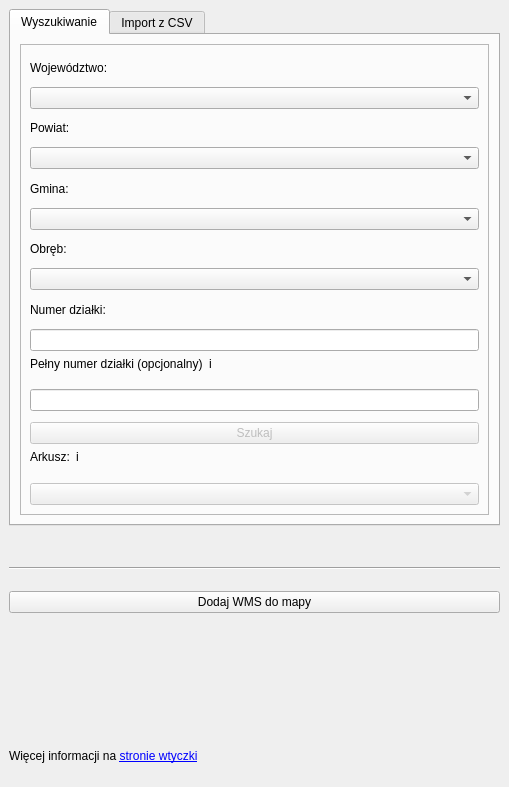
Before: the Qt Designer form wyszukiwarka-gugik-uldk/plugin_dockwidget_base.ui in gis-support/wyszukiwarka-gugik-uldk, drawn with Qt 5.
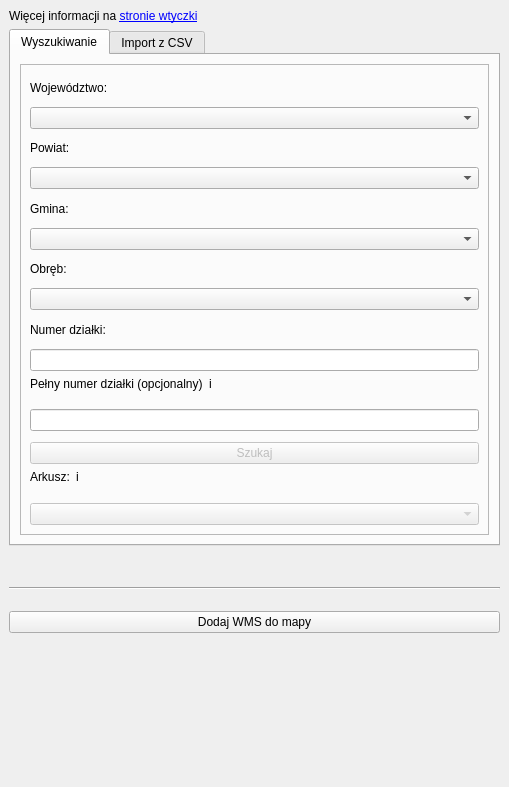
After: the same form once the commit is applied. Custom widgets are drawn as their Qt base class.

Commit message: przeniesienie "więcej informacji" na górę

```diff
--- a/wyszukiwarka-gugik-uldk/plugin_dockwidget_base.ui
+++ b/wyszukiwarka-gugik-uldk/plugin_dockwidget_base.ui
@@ -15,6 +15,19 @@
   </property>
   <widget class="QWidget" name="dockWidgetContents">
    <layout class="QVBoxLayout" name="verticalLayout_2">
+    <item>
+     <widget class="QLabel" name="label_uldk_info">
+      <property name="text">
+       <string>&lt;html&gt;&lt;head/&gt;&lt;body&gt;&lt;p&gt;Więcej informacji na  &lt;a href=&quot;https://gis-support.pl/wyszukiwarka-dzialek-ewidencyjnych-uldk-gugik/&quot;&gt;&lt;span style=&quot; text-decoration: underline; color:#0000ff;&quot;&gt;stronie wtyczki&lt;/span&gt;&lt;/a&gt;&lt;/p&gt;&lt;/body&gt;&lt;/html&gt;</string>
+      </property>
+      <property name="textFormat">
+       <enum>Qt::RichText</enum>
+      </property>
+      <property name="openExternalLinks">
+       <bool>true</bool>
+      </property>
+     </widget>
+    </item>
     <item>
      <widget class="QTabWidget" name="tabs">
       <property name="currentIndex">
@@ -550,19 +563,6 @@
       </property>
      </spacer>
     </item>
-    <item>
-     <widget class="QLabel" name="label_uldk_info">
-      <property name="text">
-       <string>&lt;html&gt;&lt;head/&gt;&lt;body&gt;&lt;p&gt;Więcej informacji na  &lt;a href=&quot;https://gis-support.pl/wyszukiwarka-dzialek-ewidencyjnych-uldk-gugik/&quot;&gt;&lt;span style=&quot; text-decoration: underline; color:#0000ff;&quot;&gt;stronie wtyczki&lt;/span&gt;&lt;/a&gt;&lt;/p&gt;&lt;/body&gt;&lt;/html&gt;</string>
-      </property>
-      <property name="textFormat">
-       <enum>Qt::RichText</enum>
-      </property>
-      <property name="openExternalLinks">
-       <bool>true</bool>
-      </property>
-     </widget>
-    </item>
     <item>
      <spacer name="verticalSpacer_10">
       <property name="orientation">
```
